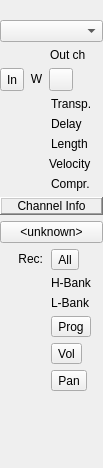
This is muse2/muse/widgets/mtrackinfobase.ui in emrum/muse as Qt 5 draws it before an edit. The edited form follows.
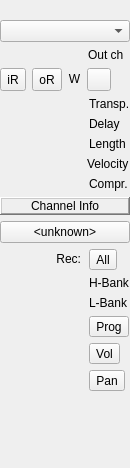
This is the edited form. Custom widgets are drawn as their Qt base class.

Diff of the .ui file:
```diff
--- a/muse2/muse/widgets/mtrackinfobase.ui
+++ b/muse2/muse/widgets/mtrackinfobase.ui
@@ -131,10 +131,26 @@
         <string>input routing</string>
        </property>
        <property name="text">
-        <string>In</string>
+        <string>iR</string>
        </property>
       </widget>
      </item>
+     <item>
+       <widget class="QToolButton" name="oRButton">
+         <property name="sizePolicy">
+           <sizepolicy hsizetype="Minimum" vsizetype="Minimum">
+             <horstretch>0</horstretch>
+             <verstretch>0</verstretch>
+           </sizepolicy>
+         </property>
+         <property name="toolTip">
+           <string>output routing</string>
+         </property>
+         <property name="text">
+           <string>oR</string>
+         </property>
+       </widget>
+     </item>
      <item>
       <widget class="QLabel" name="iChanDetectLabel">
        <property name="sizePolicy">
```
